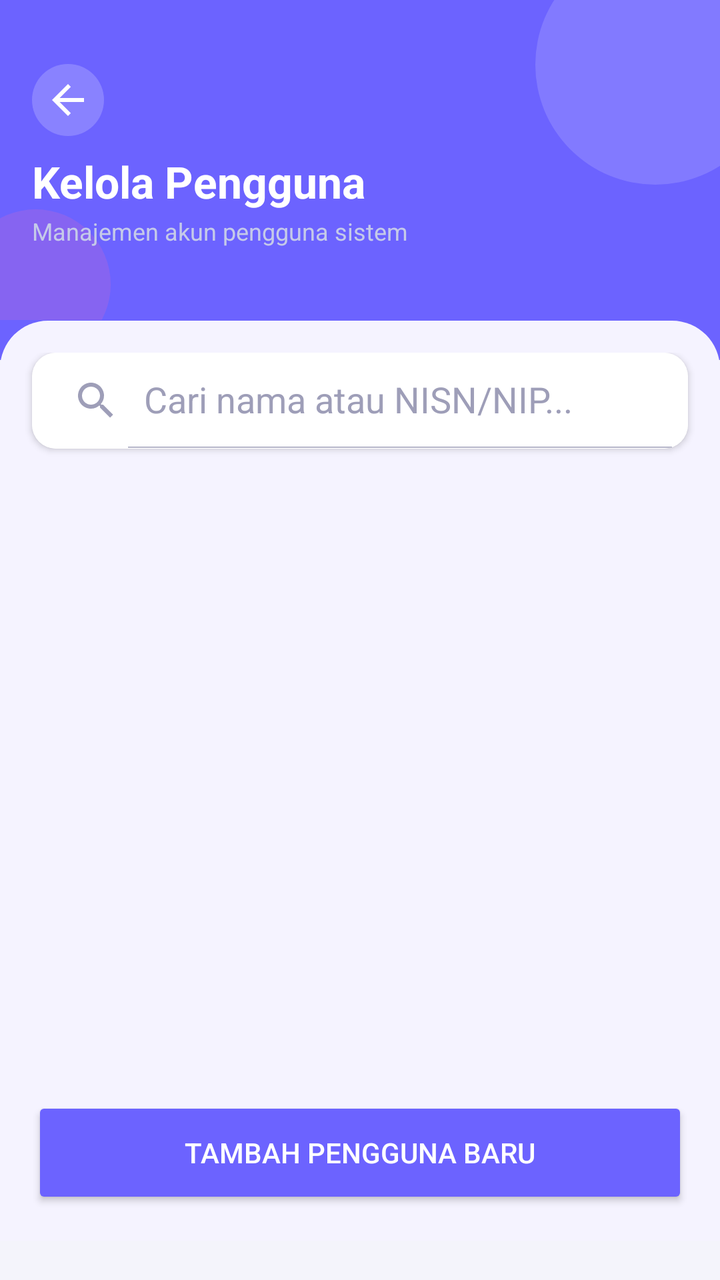
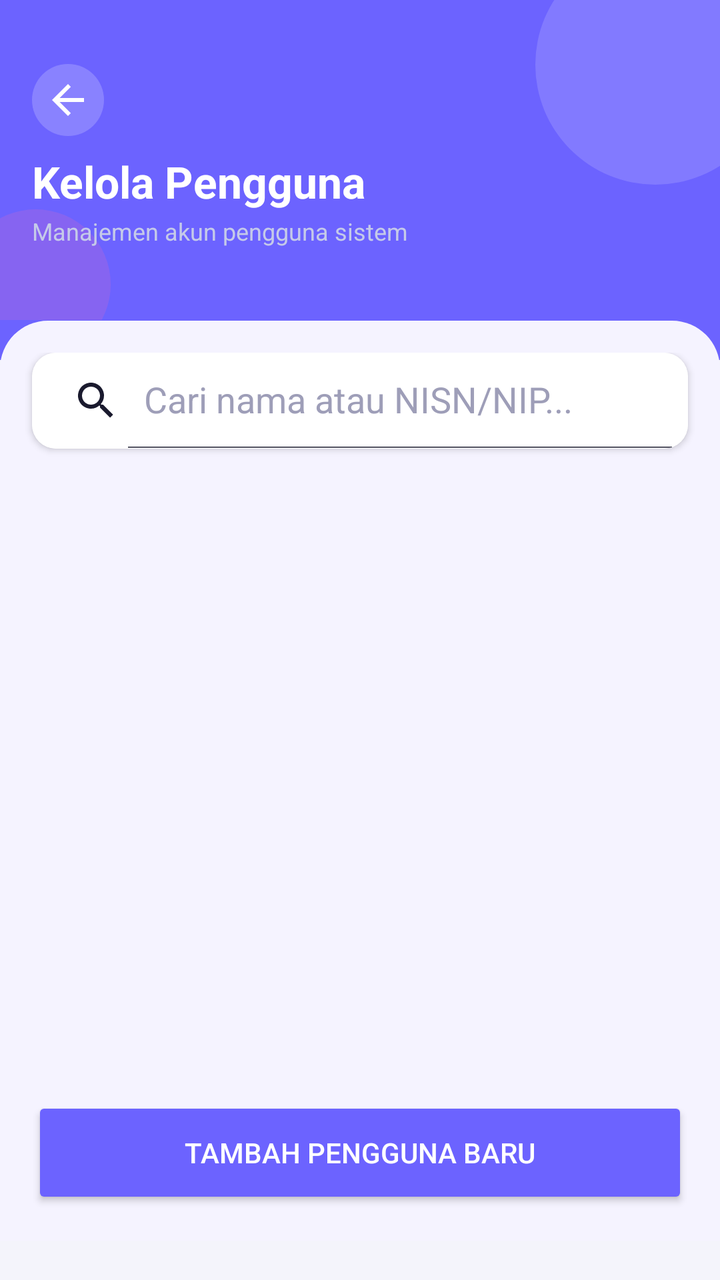

Screens rendered from an Android XML layout before and after an edit, with the pre-edit source and the edit as a unified diff.
<!-- AndroidManifest.xml: application theme Theme.Elearning_SD_Negeri_Sukorame_1 -->
<!-- res/layout/fragment_admin_manage_user.xml -->
<?xml version="1.0" encoding="utf-8"?>
<LinearLayout xmlns:android="http://schemas.android.com/apk/res/android"
    xmlns:app="http://schemas.android.com/apk/res-auto"
    android:layout_width="match_parent"
    android:layout_height="match_parent"
    android:orientation="vertical"
    android:background="@color/bg_light">

    
    <FrameLayout
        android:layout_width="match_parent"
        android:layout_height="160dp"
        android:background="@color/primary_purple">

        <View
            android:layout_width="120dp"
            android:layout_height="120dp"
            android:layout_gravity="top|end"
            android:layout_marginTop="-28dp"
            android:layout_marginEnd="-28dp"
            android:background="@drawable/bg_circle_light_blue"
            android:alpha="0.15"/>

        <View
            android:layout_width="75dp"
            android:layout_height="75dp"
            android:layout_gravity="bottom|start"
            android:layout_marginStart="-20dp"
            android:layout_marginBottom="-20dp"
            android:background="@drawable/bg_circle_pink"
            android:alpha="0.18"/>

        <LinearLayout
            android:layout_width="match_parent"
            android:layout_height="match_parent"
            android:orientation="vertical"
            android:gravity="center_vertical"
            android:paddingStart="16dp"
            android:paddingEnd="24dp"
            android:paddingTop="16dp"
            android:paddingBottom="20dp">

            <ImageButton
                android:id="@+id/btnBack"
                android:layout_width="36dp"
                android:layout_height="36dp"
                android:src="@drawable/ic_back"
                android:background="@drawable/bg_pill_white_alpha"
                android:padding="8dp"
                app:tint="@color/on_header_title"
                android:contentDescription="Kembali"/>

            <TextView
                android:layout_width="wrap_content"
                android:layout_height="wrap_content"
                android:layout_marginTop="8dp"
                android:text="Kelola Pengguna"
                android:textColor="@color/on_header_title"
                android:textSize="22sp"
                android:textStyle="bold"
                android:fontFamily="sans-serif-rounded"/>

            <TextView
                android:layout_width="wrap_content"
                android:layout_height="wrap_content"
                android:layout_marginTop="2dp"
                android:text="Manajemen akun pengguna sistem"
                android:textColor="@color/admin_header_chip"
                android:textSize="12sp"
                android:fontFamily="sans-serif-rounded"/>
        </LinearLayout>
    </FrameLayout>

    <View
        android:layout_width="match_parent"
        android:layout_height="20dp"
        android:background="@color/primary_purple"/>

    <LinearLayout
        android:layout_width="match_parent"
        android:layout_height="0dp"
        android:layout_weight="1"
        android:orientation="vertical"
        android:background="@drawable/bg_body_rounded_top"
        android:layout_marginTop="-20dp"
        android:paddingTop="16dp">

        <androidx.cardview.widget.CardView
            android:id="@+id/cardSearch"
            android:layout_width="match_parent"
            android:layout_height="wrap_content"
            android:layout_marginHorizontal="16dp"
            android:layout_marginBottom="8dp"
            app:cardCornerRadius="12dp"
            app:cardElevation="2dp"
            app:cardBackgroundColor="@color/card_bg">
            <androidx.appcompat.widget.SearchView
                android:id="@+id/searchUser"
                android:layout_width="match_parent"
                android:layout_height="wrap_content"
                android:background="@color/white"
                app:iconifiedByDefault="false"
                app:queryHint="Cari nama atau NISN/NIP..."/>
        </androidx.cardview.widget.CardView>

        <androidx.recyclerview.widget.RecyclerView
            android:id="@+id/rvUsers"
            android:layout_width="match_parent"
            android:layout_height="0dp"
            android:layout_weight="1"
            android:padding="8dp"
            android:clipToPadding="false"/>

        <Button
            android:id="@+id/btnAddUser"
            android:layout_width="match_parent"
            android:layout_height="56dp"
            android:layout_margin="16dp"
            android:text="TAMBAH PENGGUNA BARU"
            android:textColor="@color/white"
            android:backgroundTint="@color/primary_purple"
            app:cornerRadius="12dp"/>
    </LinearLayout>

</LinearLayout>
<!-- resources referenced by this layout -->
<resources>
  <color name="admin_header_chip">#C5CAE9</color>
  <color name="bg_light">#F4F4FB</color>
  <color name="card_bg">#FFFFFF</color>
  <color name="on_header_title">#FFFFFF</color>
  <color name="primary_purple">#6C63FF</color>
  <color name="white">#FFFFFFFF</color>
  <!-- drawable bg_body_rounded_top (drawable) -->
  <?xml version="1.0" encoding="utf-8"?>
  <shape xmlns:android="http://schemas.android.com/apk/res/android"
      android:shape="rectangle">
      <solid android:color="#F5F3FF"/>
      <corners
          android:topLeftRadius="24dp"
          android:topRightRadius="24dp"/>
  </shape>
  <!-- drawable bg_circle_light_blue (drawable) -->
  <?xml version="1.0" encoding="utf-8"?>
  <shape xmlns:android="http://schemas.android.com/apk/res/android"
      android:shape="oval">
      <solid android:color="#FFFFFF" />
  </shape>
  <!-- drawable bg_circle_pink (drawable) -->
  <?xml version="1.0" encoding="utf-8"?>
  <shape xmlns:android="http://schemas.android.com/apk/res/android"
      android:shape="oval">
      <solid android:color="#FF6EB4" />
  </shape>
  <!-- drawable bg_pill_white_alpha (drawable) -->
  <?xml version="1.0" encoding="utf-8"?>
  <shape xmlns:android="http://schemas.android.com/apk/res/android"
      android:shape="rectangle">
      <solid android:color="#33FFFFFF" />
      <corners android:radius="20dp" />
  </shape>
  <!-- drawable ic_back (drawable) -->
  <vector xmlns:android="http://schemas.android.com/apk/res/android"
      android:width="24dp"
      android:height="24dp"
      android:viewportWidth="24"
      android:viewportHeight="24">
    <path
        android:fillColor="#FF000000"
        android:pathData="M20,11H7.83l5.59,-5.59L12,4l-8,8 8,8 1.41,-1.41L7.83,13H20V11z"/>
  </vector>
  <style name="Theme.Elearning_SD_Negeri_Sukorame_1" parent="Theme.MaterialComponents.DayNight.NoActionBar">
          <item name="colorPrimary">@color/primary_purple</item>
          <item name="colorPrimaryVariant">@color/primary_purple_light</item>
          <item name="colorOnPrimary">@color/white</item>
          <item name="colorSecondary">@color/teal_200</item>
          <item name="colorOnSecondary">@color/black</item>
          <item name="colorSurface">@color/card_bg</item>
          <item name="colorOnSurface">@color/text_dark</item>
          <item name="android:colorBackground">@color/bg_light</item>
          <item name="android:textColorPrimary">@color/text_dark</item>
          <item name="android:textColorSecondary">@color/text_gray</item>
          <item name="android:textColorHint">@color/text_hint</item>
          <item name="android:statusBarColor">@color/bg_light</item>
          <item name="android:navigationBarColor">@color/bg_light</item>
          <item name="android:windowLightStatusBar" tools:targetApi="23">true</item>
          <item name="cardBackgroundColor">@color/card_bg</item>
          <item name="cardCornerRadius">16dp</item>
          <item name="colorControlNormal">@color/text_hint</item>
          <item name="colorControlActivated">@color/primary_purple</item>
          <item name="colorControlHighlight">@color/light_purple</item>
          <item name="android:listDivider">@color/divider_color</item>
      </style>
  <color name="primary_purple_light">#9B94FF</color>
  <color name="teal_200">#FF03DAC5</color>
  <color name="black">#FF000000</color>
  <color name="text_dark">#1A1A2E</color>
  <color name="text_gray">#5C5F72</color>
  <color name="text_hint">#9E9EB8</color>
  <color name="light_purple">#E7E6FF</color>
  <color name="divider_color">#DCDCE8</color>
</resources>

<!-- the commit's change to res/layout/fragment_admin_manage_user.xml (unified diff, before → after) -->
@@ -94,11 +94,13 @@
             app:cardCornerRadius="12dp"
             app:cardElevation="2dp"
             app:cardBackgroundColor="@color/card_bg">
+
             <androidx.appcompat.widget.SearchView
                 android:id="@+id/searchUser"
                 android:layout_width="match_parent"
                 android:layout_height="wrap_content"
                 android:background="@color/white"
+                app:theme="@style/SearchViewTheme"
                 app:iconifiedByDefault="false"
                 app:queryHint="Cari nama atau NISN/NIP..."/>
         </androidx.cardview.widget.CardView>
@@ -108,7 +110,7 @@
             android:layout_width="match_parent"
             android:layout_height="0dp"
             android:layout_weight="1"
-            android:padding="8dp"
+            padding="8dp"
             android:clipToPadding="false"/>
 
         <Button
<!-- resource entries referenced after the edit -->
@@ -44,6 +44,11 @@
         android:fillColor="#FF000000"
         android:pathData="M20,11H7.83l5.59,-5.59L12,4l-8,8 8,8 1.41,-1.41L7.83,13H20V11z"/>
   </vector>
+  <style name="SearchViewTheme" parent="Widget.AppCompat.SearchView">
+          <item name="android:editTextColor">#1A1A2E</item>
+          <item name="android:textColorHint">#9E9EB8</item>
+          <item name="colorControlNormal">#1A1A2E</item>
+      </style>
   <style name="Theme.Elearning_SD_Negeri_Sukorame_1" parent="Theme.MaterialComponents.DayNight.NoActionBar">
           <item name="colorPrimary">@color/primary_purple</item>
           <item name="colorPrimaryVariant">@color/primary_purple_light</item>
